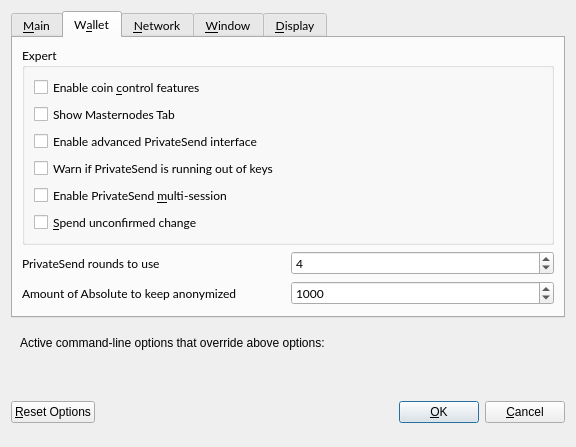
The window that src/qt/forms/optionsdialog.ui (ichudu/ABS) describes before a commit, drawn with Qt 5.
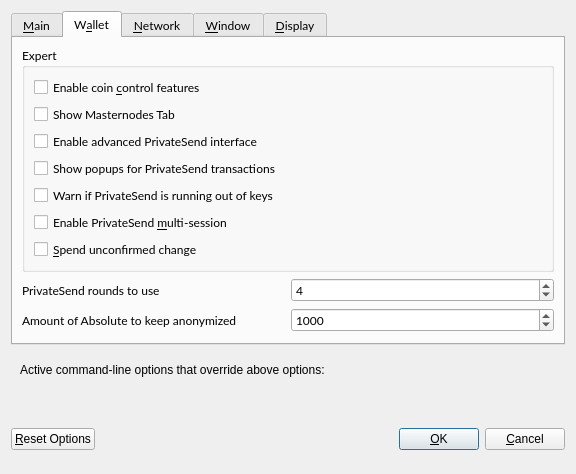
The same window after the commit. The open tabs and pages were chosen to show the change. Custom widgets are drawn as their Qt base class.

The edit to the form file:
```diff
--- a/src/qt/forms/optionsdialog.ui
+++ b/src/qt/forms/optionsdialog.ui
@@ -178,6 +178,16 @@
             </property>
            </widget>
           </item>
+          <item>
+           <widget class="QCheckBox" name="showPrivateSendPopups">
+            <property name="toolTip">
+             <string>Show system popups for PrivateSend mixing transactions&lt;br/&gt;just like for all other transaction types.</string>
+            </property>
+            <property name="text">
+             <string>Show popups for PrivateSend transactions</string>
+            </property>
+           </widget>
+          </item>
           <item>
            <widget class="QCheckBox" name="lowKeysWarning">
             <property name="toolTip">
```
